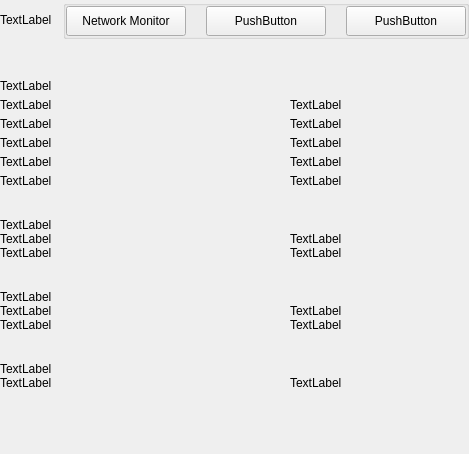
First picture: the form in src/qt/vitae/settings/forms/settingsinformationwidget.ui, repository VitaeTeam/Vitae, before the edit.
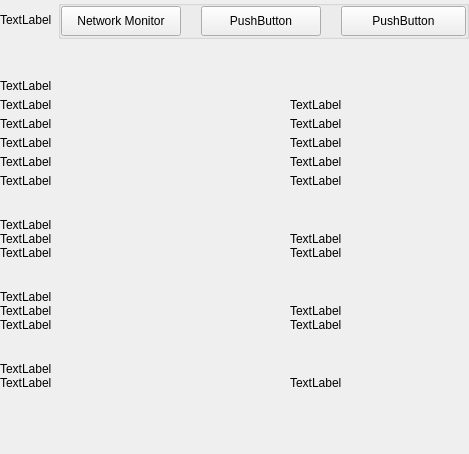
Second picture: the form after the edit.

Commit message: [GUI] Settings information minor layout fix + code reorg and refactor using the setCssProperty method.

Diff of the .ui file:
```diff
--- a/src/qt/vitae/settings/forms/settingsinformationwidget.ui
+++ b/src/qt/vitae/settings/forms/settingsinformationwidget.ui
@@ -137,13 +137,13 @@
               <widget class="QPushButton" name="pushButtonFile">
                <property name="minimumSize">
                 <size>
-                 <width>120</width>
+                 <width>125</width>
                  <height>30</height>
                 </size>
                </property>
                <property name="maximumSize">
                 <size>
-                 <width>120</width>
+                 <width>125</width>
                  <height>30</height>
                 </size>
                </property>
```
The commit also changes 5 other files.
